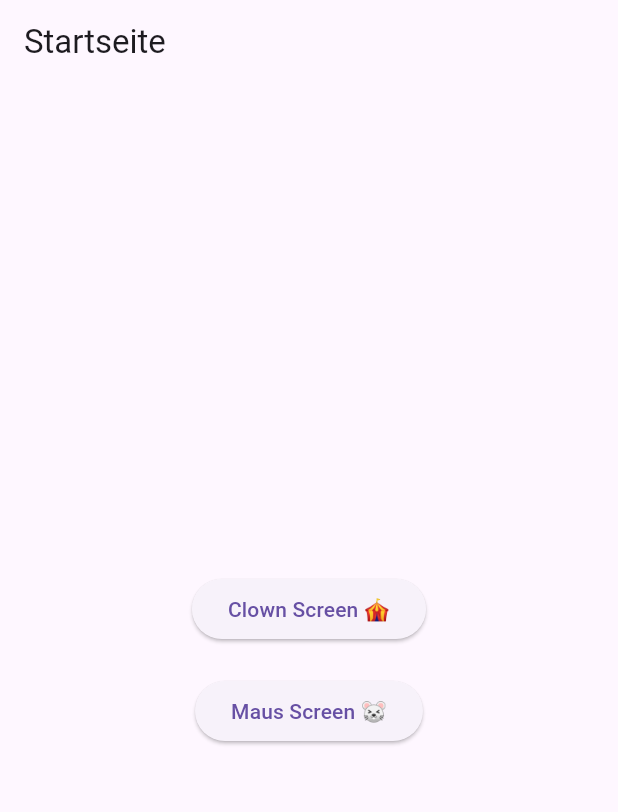
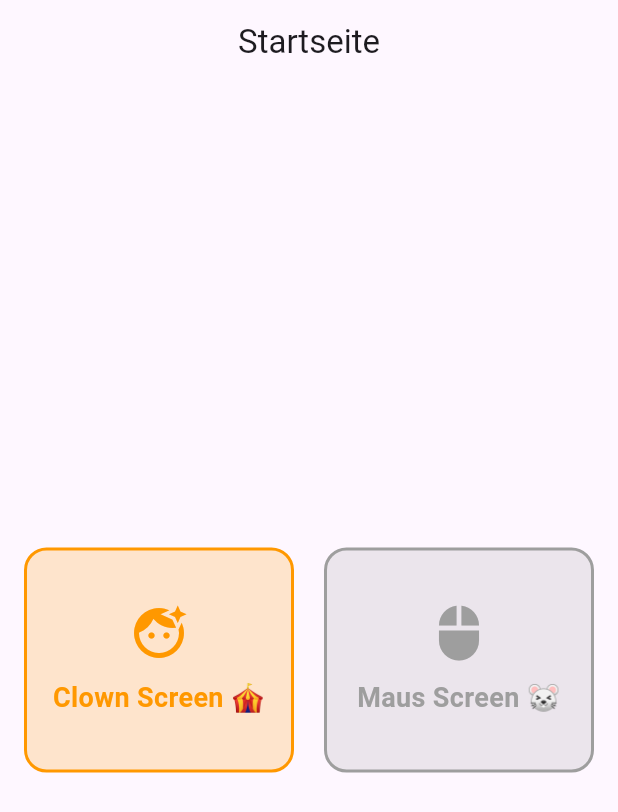
Before and after one commit to hightrickZ/spanish-learning-app, a Flutter app: the screen it shows after launch, on a phone screen of 412 x 824 dp. Shown: the top 812 px of the screen. Run offline on Flutter 3.47's test engine with Material 3 defaults, Android fonts, the phone set to English and light mode, and no system bars.

Commit message:
main. grafisch etwas aufgefrischt

```diff
--- a/lib/main.dart
+++ b/lib/main.dart
@@ -11,7 +11,14 @@ class MyApp extends StatelessWidget {
   Widget build(BuildContext context) {
     return MaterialApp(
       title: 'Spanisch Lernapp',
-      theme: ThemeData(primarySwatch: Colors.blue),
+      theme: ThemeData(
+        primarySwatch: Colors.blue,
+        elevatedButtonTheme: ElevatedButtonThemeData(
+          style: ElevatedButton.styleFrom(
+            padding: const EdgeInsets.all(20),
+          ),
+        ),
+      ),
       home: const HomePage(),
     );
   }
@@ -23,27 +30,84 @@ class HomePage extends StatelessWidget {
   @override
   Widget build(BuildContext context) {
     return Scaffold(
-      appBar: AppBar(title: const Text('Startseite')),
-      body: Center(
-        child: Column(
-          mainAxisAlignment: MainAxisAlignment.center,
-          children: [
-            ElevatedButton(
-              child: const Text('Clown Screen 🎪'),
-              onPressed: () => Navigator.push(
+      appBar: AppBar(
+        title: const Text('Startseite'),
+        centerTitle: true,
+      ),
+      body: Padding(
+        padding: const EdgeInsets.all(16.0),
+        child: Center(
+          child: Row(
+            mainAxisAlignment: MainAxisAlignment.center,
+            children: [
+              // Erste Kachel
+              _buildTile(
                 context,
-                MaterialPageRoute(builder: (context) => const ClownScreen()),
+                title: 'Clown Screen',
+                icon: Icons.face_retouching_natural,
+                color: Colors.orange,
+                screen: const ClownScreen(),
+                emoji: '🎪',
               ),
+              const SizedBox(width: 20),
+
+              // Zweite Kachel
+              _buildTile(
+                context,
+                title: 'Maus Screen',
+                icon: Icons.mouse,
+                color: Colors.grey,
+                screen: const MausScreen(),
+                emoji: '🐭',
+              ),
+            ],
+          ),
+        ),
+      ),
+    );
+  }
+
+  Widget _buildTile(
+      BuildContext context, {
+        required String title,
+        required IconData icon,
+        required Color color,
+        required Widget screen,
+        required String emoji,
+      }) {
+    return Expanded(
+      child: InkWell(
+        onTap: () => Navigator.push(
+          context,
+          MaterialPageRoute(builder: (context) => screen),
+        ),
+        borderRadius: BorderRadius.circular(15),
+        child: Container(
+          height: 150,
+          decoration: BoxDecoration(
+            color: color.withOpacity(0.2),
+            borderRadius: BorderRadius.circular(15),
+            border: Border.all(
+              color: color,
+              width: 2,
             ),
-            const SizedBox(height: 20),
-            ElevatedButton(
-              child: const Text('Maus Screen 🐭'),
-              onPressed: () => Navigator.push(
-                context,
-                MaterialPageRoute(builder: (context) => const MausScreen()),
+          ),
+          child: Column(
+            mainAxisAlignment: MainAxisAlignment.center,
+            children: [
+              Icon(icon, size: 40, color: color),
+              const SizedBox(height: 10),
+              Text(
+                '$title $emoji',
+                style: TextStyle(
+                  fontSize: 18,
+                  fontWeight: FontWeight.bold,
+                  color: color,
+                ),
+                textAlign: TextAlign.center,
               ),
-            ),
-          ],
+            ],
+          ),
         ),
       ),
     );
```
